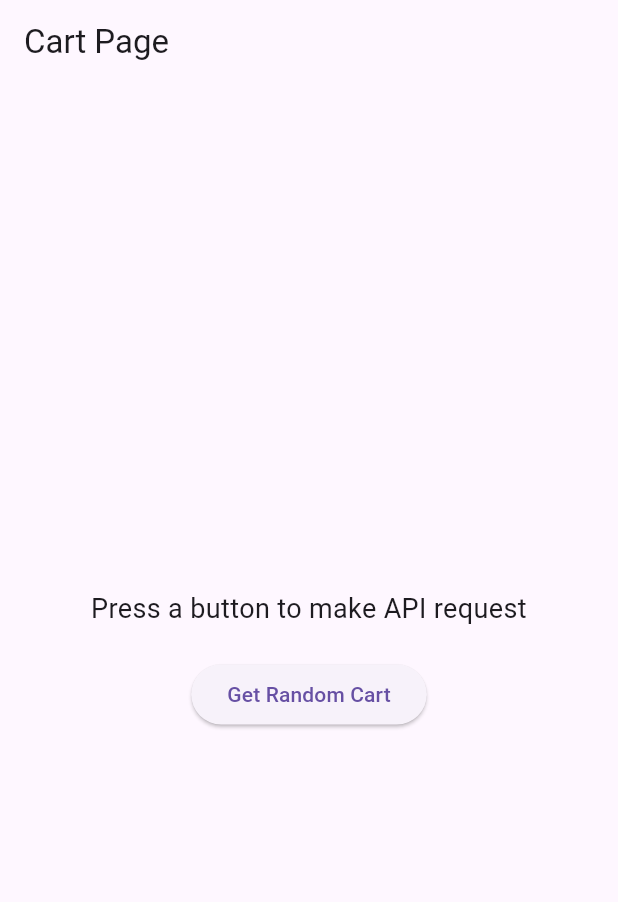
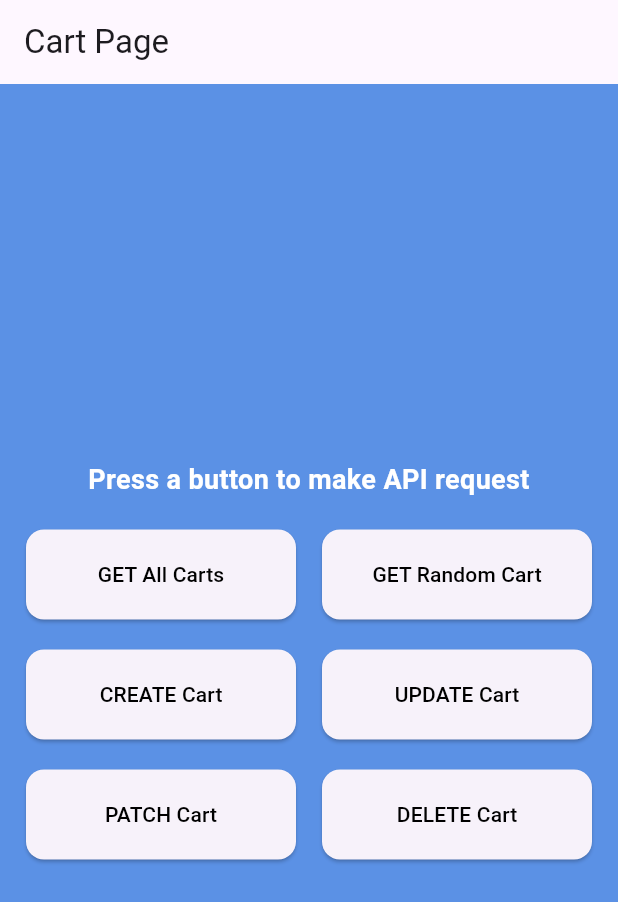
Before and after one commit to Nati-Hab1/api-using-http-provider, a Flutter app: the screen it shows after launch, on a phone screen of 412 x 824 dp. Shown: the top 902 px of the screen. Run offline on Flutter 3.47's test engine with Material 3 defaults, Android fonts, the phone set to English and light mode, and no system bars.

Commit message:
Implement get all carts method

```diff
--- a/lib/screens/carts_screen.dart
+++ b/lib/screens/carts_screen.dart
@@ -7,16 +7,37 @@ class CartsScreen extends StatefulWidget {
   const CartsScreen({super.key});
 
   @override
-  State<CartsScreen> createState() =>
-      _ProductsScreenState();
+  State<CartsScreen> createState() => _CartsScreenState();
 }
 
-class _ProductsScreenState extends State<CartsScreen> {
-  List<Cart> products = [];
+class _CartsScreenState extends State<CartsScreen> {
+  List<Cart> carts = [];
 
   String message = 'Press a button to make API request';
 
   bool loading = false;
+
+  Future<void> getAllCarts() async {
+    try {
+      setState(() {
+        loading = true;
+        message = "Loading...";
+      });
+
+      final result = await ApiService.getCarts();
+
+      setState(() {
+        carts = result.take(10).toList();
+        message = 'Loaded ${carts.length} carts';
+        loading = false;
+      });
+    } catch (e) {
+      setState(() {
+        message = "Error: $e";
+        loading = false;
+      });
+    }
+  }
 
   Future<void> getSingleCart() async {
     try {
@@ -46,23 +67,167 @@ class _ProductsScreenState extends State<CartsScreen> {
   Widget build(BuildContext context) {
     return Scaffold(
       appBar: AppBar(title: const Text("Cart Page")),
-      body: Center(
+      body: Container(
+        decoration: BoxDecoration(
+          color: Color.fromARGB(255, 91, 145, 229),
+        ),
+        child: Center(
           child: Column(
             mainAxisAlignment: MainAxisAlignment.center,
             children: [
               Text(
                 message,
                 textAlign: TextAlign.center,
-              style: const TextStyle(fontSize: 18),
+                style: const TextStyle(
+                  fontSize: 18,
+                  color: Colors.white,
+                  fontWeight: FontWeight.bold,
+                ),
               ),
 
               const SizedBox(height: 20),
 
-            ElevatedButton(
+              Row(
+                mainAxisAlignment:
+                    MainAxisAlignment.spaceEvenly,
+                children: [
+                  SizedBox(
+                    width: 180,
+                    height: 60,
+                    child: ElevatedButton(
+                      style: ElevatedButton.styleFrom(
+                        shape: RoundedRectangleBorder(
+                          borderRadius:
+                              BorderRadius.circular(12),
+                        ),
+                      ),
+                      onPressed: getAllCarts,
+                      child: const Text(
+                        "GET All Carts",
+                        style: TextStyle(
+                          color: Colors.black,
+                        ),
+                      ),
+                    ),
+                  ),
+                  SizedBox(
+                    width: 180,
+                    height: 60,
+                    child: ElevatedButton(
+                      style: ElevatedButton.styleFrom(
+                        shape: RoundedRectangleBorder(
+                          borderRadius:
+                              BorderRadius.circular(12),
+                        ),
+                      ),
                       onPressed: getSingleCart,
-              child: const Text("Get Random Cart"),
+                      child: const Text(
+                        "GET Random Cart",
+                        style: TextStyle(
+                          color: Colors.black,
+                        ),
+                      ),
+                    ),
                   ),
                 ],
+              ),
+
+              const SizedBox(height: 20),
+
+              Row(
+                mainAxisAlignment:
+                    MainAxisAlignment.spaceEvenly,
+                children: [
+                  SizedBox(
+                    width: 180,
+                    height: 60,
+                    child: ElevatedButton(
+                      style: ElevatedButton.styleFrom(
+                        shape: RoundedRectangleBorder(
+                          borderRadius:
+                              BorderRadius.circular(12),
+                        ),
+                      ),
+                      onPressed: () {},
+                      child: const Text(
+                        "CREATE Cart",
+                        style: TextStyle(
+                          color: Colors.black,
+                        ),
+                      ),
+                    ),
+                  ),
+
+                  SizedBox(
+                    width: 180,
+                    height: 60,
+                    child: ElevatedButton(
+                      style: ElevatedButton.styleFrom(
+                        shape: RoundedRectangleBorder(
+                          borderRadius:
+                              BorderRadius.circular(12),
+                        ),
+                      ),
+                      onPressed: () {},
+                      child: const Text(
+                        "UPDATE Cart",
+                        style: TextStyle(
+                          color: Colors.black,
+                        ),
+                      ),
+                    ),
+                  ),
+                ],
+              ),
+
+              const SizedBox(height: 20),
+
+              Row(
+                mainAxisAlignment:
+                    MainAxisAlignment.spaceEvenly,
+                children: [
+                  SizedBox(
+                    width: 180,
+                    height: 60,
+                    child: ElevatedButton(
+                      style: ElevatedButton.styleFrom(
+                        shape: RoundedRectangleBorder(
+                          borderRadius:
+                              BorderRadius.circular(12),
+                        ),
+                      ),
+                      onPressed: () {},
+                      child: const Text(
+                        "PATCH Cart",
+                        style: TextStyle(
+                          color: Colors.black,
+                        ),
+                      ),
+                    ),
+                  ),
+                  SizedBox(
+                    width: 180,
+                    height: 60,
+                    child: ElevatedButton(
+                      style: ElevatedButton.styleFrom(
+                        shape: RoundedRectangleBorder(
+                          borderRadius:
+                              BorderRadius.circular(12),
+                        ),
+                      ),
+                      onPressed: () {},
+                      child: const Text(
+                        "DELETE Cart",
+                        style: TextStyle(
+                          color: Colors.black,
+                        ),
+                      ),
+                    ),
+                  ),
+                ],
+              ),
+            ],
+          ),
         ),
       ),
     );
--- a/lib/services/api_service.dart
+++ b/lib/services/api_service.dart
@@ -5,6 +5,22 @@ import 'package:api_using_http_provider/models/cart.dart';
 class ApiService {
   static const String baseUrl =
       'https://dummyjson.com/carts';
+  static Future<List<Cart>> getCarts() async {
+    final response = await http.get(Uri.parse(baseUrl));
+
+    if (response.statusCode == 200) {
+      final Map<String, dynamic> data = jsonDecode(
+        response.body,
+      );
+      final List<dynamic> jsonData = data['carts'];
+
+      return jsonData
+          .map((cart) => Cart.fromJson(cart))
+          .toList();
+    } else {
+      throw Exception('Failed to load carts');
+    }
+  }
 
   static Future<Cart> getCart(int id) async {
     final response = await http.get(
```
Lines whose indentation alone changed are shown as unchanged.
